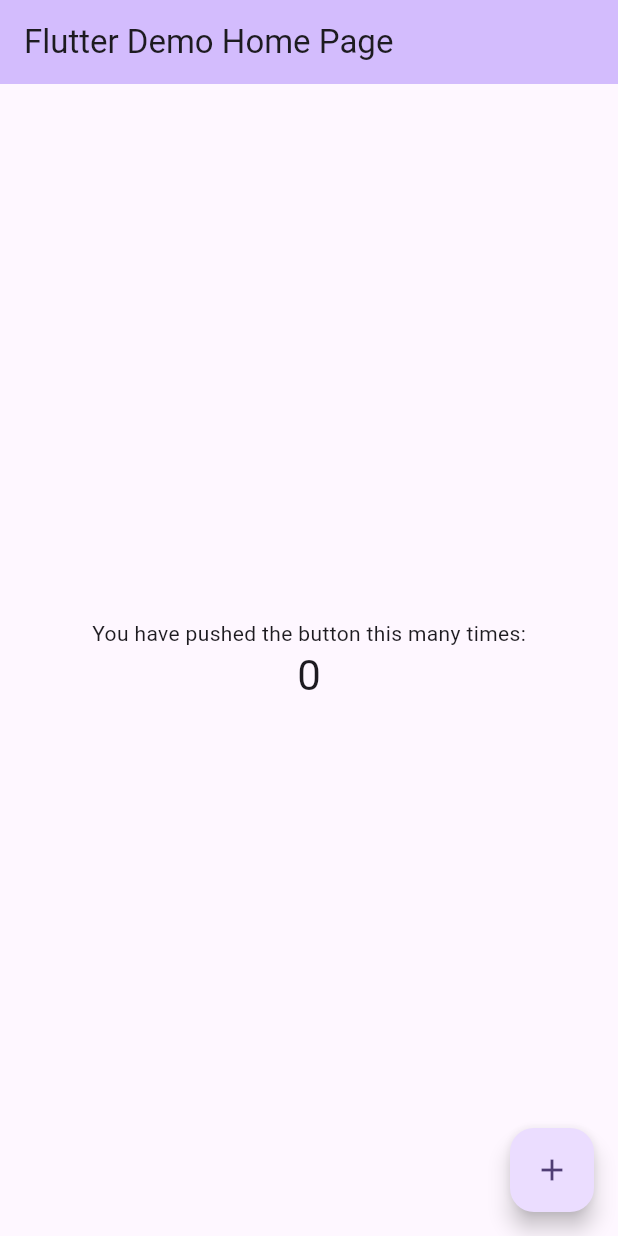
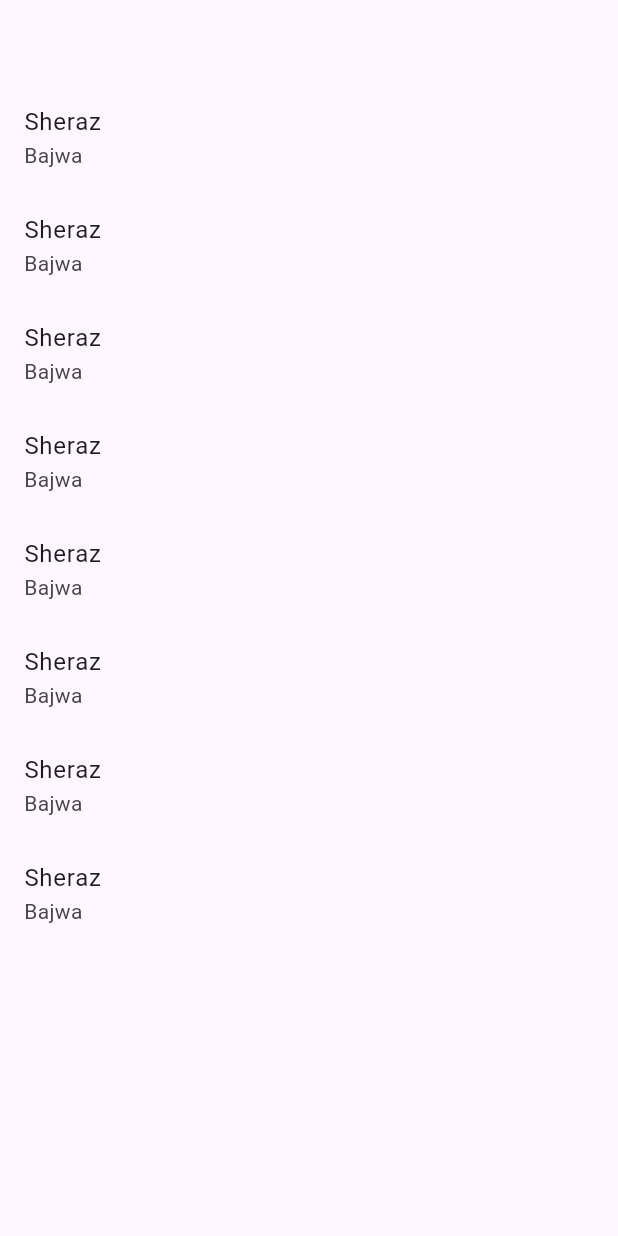
Before and after one commit to sheraz-bajwa/Firebase_Notification, a Flutter app: the screen it shows after launch, on a phone screen of 412 x 824 dp. Run offline on Flutter 3.47's test engine with Material 3 defaults, Android fonts, the light colour scheme and no system bars; our stand-ins replace firebase_core, firebase_messaging; accounts and stored records are empty.

Commit message:
first commit

```diff
--- /dev/null
+++ b/firebasenotifiation/lib/Landing.dart
@@ -0,0 +1,35 @@
+import 'package:firebasenotifiation/Home_screen.dart';
+import 'package:flutter/material.dart';
+import 'package:flutter/widgets.dart';
+
+class Landing extends StatefulWidget {
+  Landing({super.key});
+
+  @override
+  State<Landing> createState() => _LandingState();
+}
+
+class _LandingState extends State<Landing> {
+  NotificationServices notificationServices = NotificationServices();
+  @override
+  void initState() {
+    // TODO: implement initState
+    super.initState();
+    notificationServices.requestNotificationPermission();
+  }
+
+  @override
+  Widget build(BuildContext context) {
+    return Scaffold(
+      appBar: AppBar(),
+      body: ListView.builder(
+          itemCount: 8,
+          itemBuilder: (context, index) {
+            return ListTile(
+              title: Text('Sheraz'),
+              subtitle: Text("Bajwa"),
+            );
+          }),
+    );
+  }
+}
--- a/firebasenotifiation/lib/main.dart
+++ b/firebasenotifiation/lib/main.dart
@@ -1,3 +1,4 @@
+import 'package:firebasenotifiation/Landing.dart';
 import 'package:flutter/material.dart';
 import 'package:firebase_core/firebase_core.dart';
 import 'firebase_options.dart';
@@ -37,95 +38,7 @@ class MyApp extends StatelessWidget {
         colorScheme: ColorScheme.fromSeed(seedColor: Colors.deepPurple),
         useMaterial3: true,
       ),
-      home: const MyHomePage(title: 'Flutter Demo Home Page'),
+      home: Landing(),
     );
   }
 }
-
-class MyHomePage extends StatefulWidget {
-  const MyHomePage({super.key, required this.title});
-
-  // This widget is the home page of your application. It is stateful, meaning
-  // that it has a State object (defined below) that contains fields that affect
-  // how it looks.
-
-  // This class is the configuration for the state. It holds the values (in this
-  // case the title) provided by the parent (in this case the App widget) and
-  // used by the build method of the State. Fields in a Widget subclass are
-  // always marked "final".
-
-  final String title;
-
-  @override
-  State<MyHomePage> createState() => _MyHomePageState();
-}
-
-class _MyHomePageState extends State<MyHomePage> {
-  int _counter = 0;
-
-  void _incrementCounter() {
-    setState(() {
-      // This call to setState tells the Flutter framework that something has
-      // changed in this State, which causes it to rerun the build method below
-      // so that the display can reflect the updated values. If we changed
-      // _counter without calling setState(), then the build method would not be
-      // called again, and so nothing would appear to happen.
-      _counter++;
-    });
-  }
-
-  @override
-  Widget build(BuildContext context) {
-    // This method is rerun every time setState is called, for instance as done
-    // by the _incrementCounter method above.
-    //
-    // The Flutter framework has been optimized to make rerunning build methods
-    // fast, so that you can just rebuild anything that needs updating rather
-    // than having to individually change instances of widgets.
-    return Scaffold(
-      appBar: AppBar(
-        // TRY THIS: Try changing the color here to a specific color (to
-        // Colors.amber, perhaps?) and trigger a hot reload to see the AppBar
-        // change color while the other colors stay the same.
-        backgroundColor: Theme.of(context).colorScheme.inversePrimary,
-        // Here we take the value from the MyHomePage object that was created by
-        // the App.build method, and use it to set our appbar title.
-        title: Text(widget.title),
-      ),
-      body: Center(
-        // Center is a layout widget. It takes a single child and positions it
-        // in the middle of the parent.
-        child: Column(
-          // Column is also a layout widget. It takes a list of children and
-          // arranges them vertically. By default, it sizes itself to fit its
-          // children horizontally, and tries to be as tall as its parent.
-          //
-          // Column has various properties to control how it sizes itself and
-          // how it positions its children. Here we use mainAxisAlignment to
-          // center the children vertically; the main axis here is the vertical
-          // axis because Columns are vertical (the cross axis would be
-          // horizontal).
-          //
-          // TRY THIS: Invoke "debug painting" (choose the "Toggle Debug Paint"
-          // action in the IDE, or press "p" in the console), to see the
-          // wireframe for each widget.
-          mainAxisAlignment: MainAxisAlignment.center,
-          children: <Widget>[
-            const Text(
-              'You have pushed the button this many times:',
-            ),
-            Text(
-              '$_counter',
-              style: Theme.of(context).textTheme.headlineMedium,
-            ),
-          ],
-        ),
-      ),
-      floatingActionButton: FloatingActionButton(
-        onPressed: _incrementCounter,
-        tooltip: 'Increment',
-        child: const Icon(Icons.add),
-      ), // This trailing comma makes auto-formatting nicer for build methods.
-    );
-  }
-}
--- a/firebasenotifiation/pubspec.yaml
+++ b/firebasenotifiation/pubspec.yaml
@@ -36,6 +36,9 @@ dependencies:
   # Use with the CupertinoIcons class for iOS style icons.
   cupertino_icons: ^1.0.2
   firebase_core: ^2.24.2
+  firebase_messaging: ^14.7.10
+  flutter_local_notifications: ^16.3.2
+  app_settings: ^5.1.1
 
 dev_dependencies:
   flutter_test:
```
Also changed, not shown: firebasenotifiation/lib/Home_screen.dart (added, +30 -0 lines), firebasenotifiation/pubspec.lock, 2 other files.
